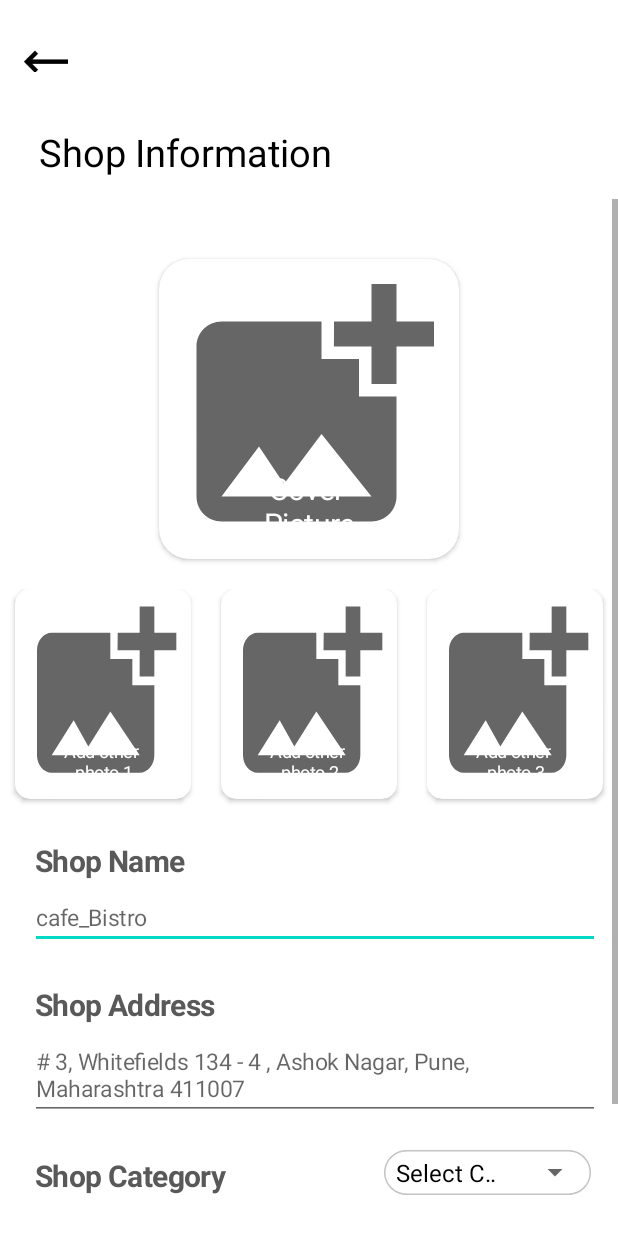
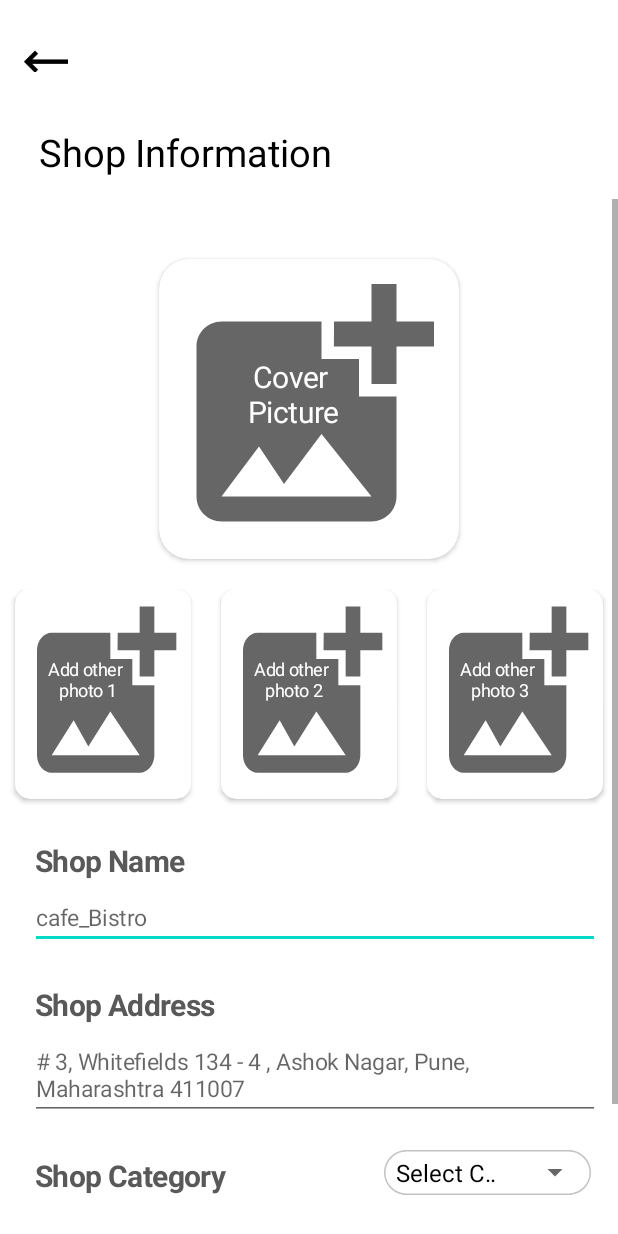
Before and after one commit to arpitsaxena47/Gastos-Provider-App, an Android app: the ShopInformation screen opened directly, with no data from a screen before it, on a phone screen of 412 x 824 dp. Run offline under Robolectric (Android 15) with nearby library versions, the phone set to English and light mode, and no system bars; our stand-ins replace Firebase (no records; nobody signed in at launch, a user with empty details on screens opened directly), Picasso; libraries missing offline, so code that uses them is left out: com.karumi.dexter, com.yalantis.ucrop; pictures from the network do not load.

Commit message:
changes done from my side

```diff
--- a/app/src/main/res/layout/fragment_shop_information.xml
+++ b/app/src/main/res/layout/fragment_shop_information.xml
@@ -76,8 +76,9 @@
                     android:id="@+id/txtCoverPhoto"
                     android:layout_width="match_parent"
                     android:layout_height="wrap_content"
-                    android:layout_gravity="bottom"
+                    android:layout_gravity="center"
                     android:layout_marginBottom="10dp"
+                    android:layout_marginEnd="10dp"
                     android:elevation="1dp"
                     android:gravity="center"
                     android:text="Cover \nPicture"
@@ -113,8 +114,9 @@
                         android:id="@+id/txtOther1"
                         android:layout_width="match_parent"
                         android:layout_height="wrap_content"
-                        android:layout_gravity="bottom"
+                        android:layout_gravity="center"
                         android:layout_marginBottom="10dp"
+                        android:layout_marginEnd="10dp"
                         android:elevation="1dp"
                         android:gravity="center"
                         android:text="Add other \nphoto 1"
@@ -145,8 +147,9 @@
                         android:id="@+id/txtOther2"
                         android:layout_width="match_parent"
                         android:layout_height="wrap_content"
-                        android:layout_gravity="bottom"
+                        android:layout_gravity="center"
                         android:layout_marginBottom="10dp"
+                        android:layout_marginEnd="10dp"
                         android:elevation="1dp"
                         android:gravity="center"
                         android:text="Add other \nphoto 2"
@@ -177,13 +180,14 @@
                         android:id="@+id/txtOther3"
                         android:layout_width="match_parent"
                         android:layout_height="wrap_content"
-                        android:layout_gravity="bottom"
+                        android:layout_gravity="center"
                         android:layout_marginBottom="10dp"
+                        android:layout_marginEnd="10dp"
                         android:elevation="1dp"
                         android:gravity="center"
                         android:text="Add other \nphoto 3"
                         android:textAppearance="@style/other"
-                        android:textColor="#FFFFFF" />
+                        android:textColor="#ffffff" />
                 </androidx.cardview.widget.CardView>
             </LinearLayout>
 
```
Also changed, not shown: app/src/main/java/com/gastos/gastosprovider/Setting/ShopInformation/ShopInformation.java (+19 -12 lines).
